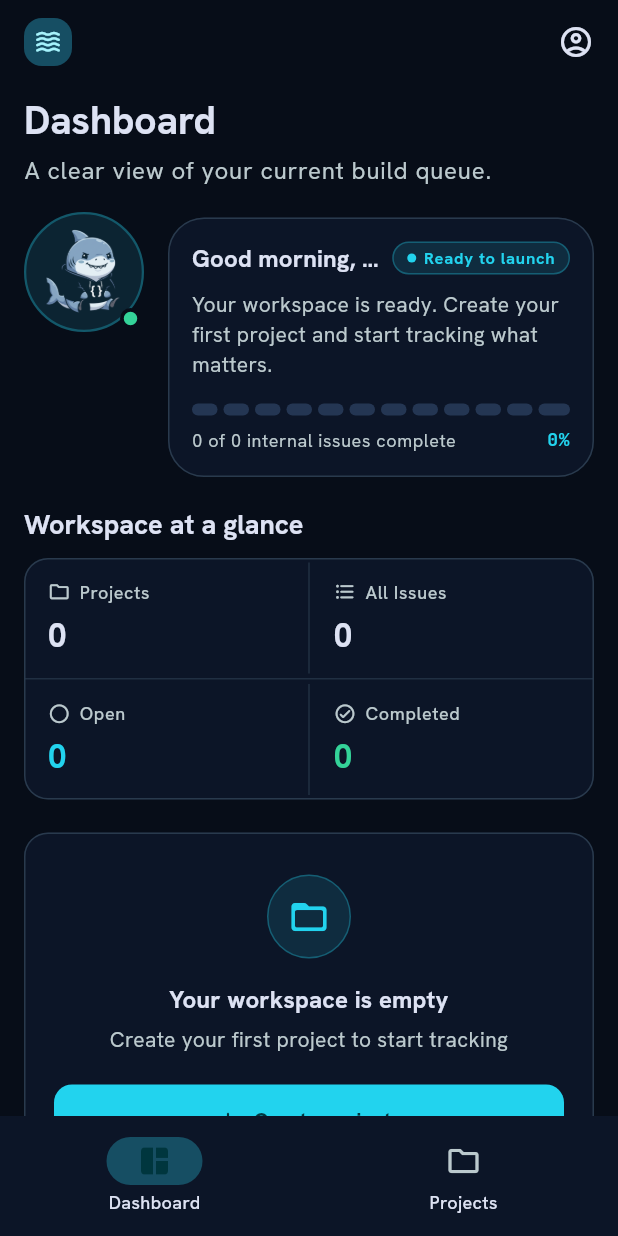
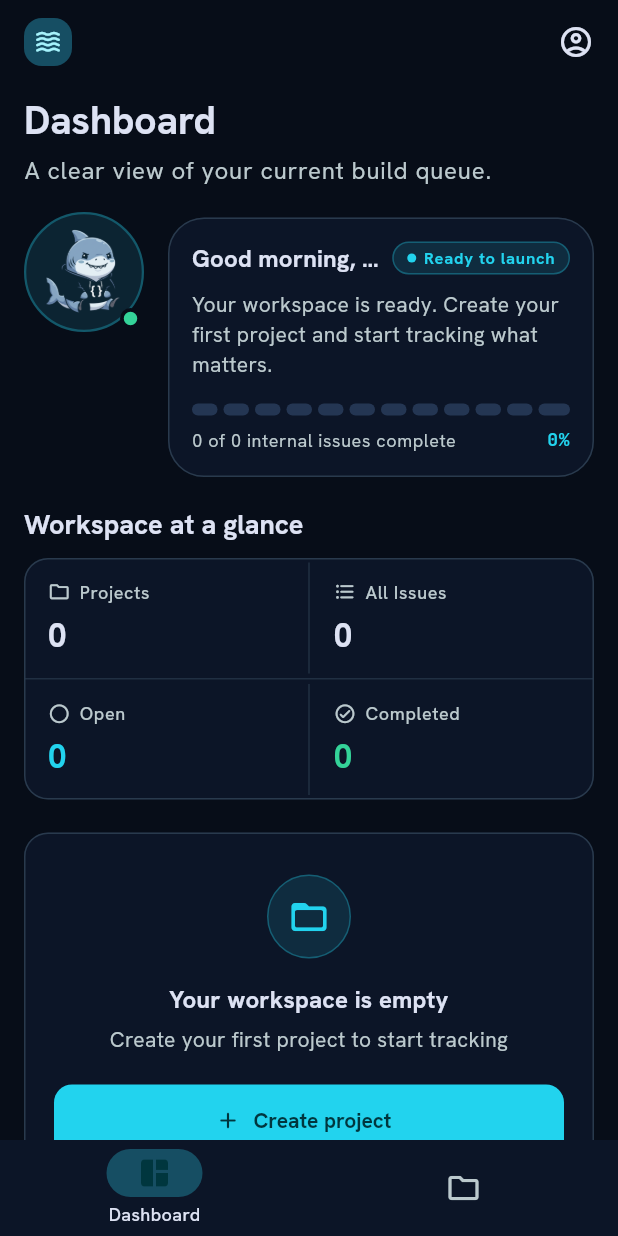
Before and after one commit to FrancisGiann/makko, a Flutter app: the screen it shows once a user with an empty profile is signed in, on a phone screen of 412 x 824 dp. Run offline on Flutter 3.47's test engine with Material 3 defaults, Android fonts, the phone set to English and light mode, and no system bars; our stand-ins replace flutter_riverpod, go_router, google_fonts, shared_preferences, supabase_flutter; accounts and stored records are empty.

Commit message:
style(mobile): Reduce bottom navigation bar height

```diff
--- a/mobile/lib/core/theme/app_theme.dart
+++ b/mobile/lib/core/theme/app_theme.dart
@@ -333,6 +333,8 @@ class AppTheme {
         ),
       ),
       navigationBarTheme: NavigationBarThemeData(
+        height: 64,
+        labelBehavior: NavigationDestinationLabelBehavior.onlyShowSelected,
         backgroundColor: scheme.surfaceContainerLow,
         surfaceTintColor: Colors.transparent,
         indicatorColor: scheme.primaryContainer,
```
